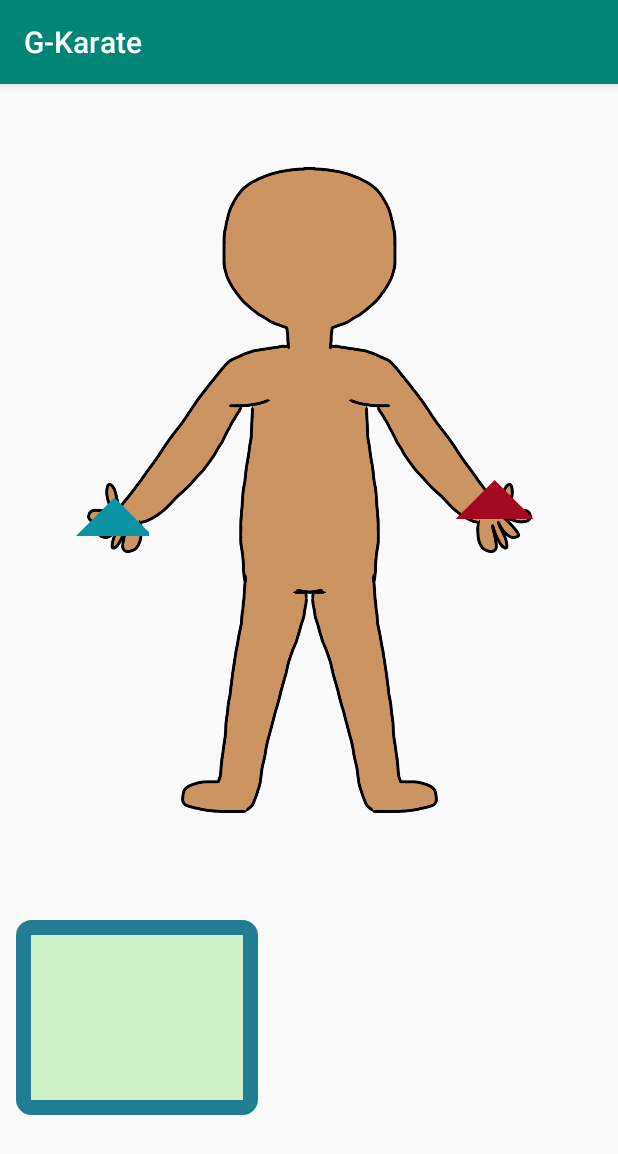
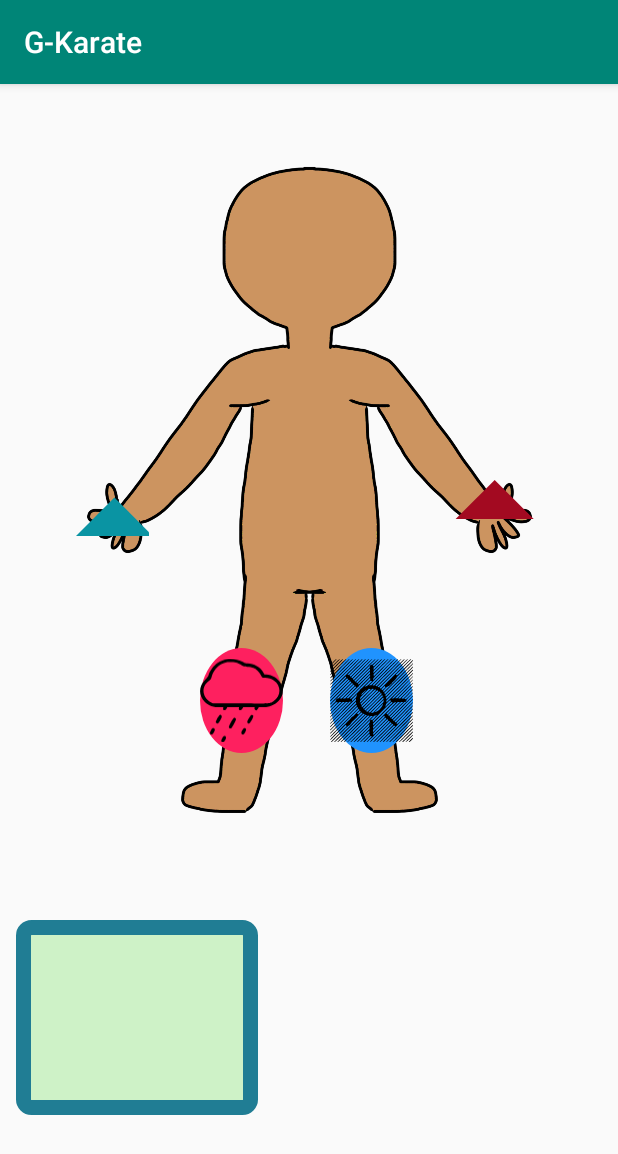
Before and after one commit to Toon-Van-Engeland/care-athon, an Android app: the screen it shows after launch (MainActivity), on a phone screen of 412 x 824 dp. Shown: the top 1154 px of the screen. Run offline under Robolectric (Android 15) with nearby library versions, the phone set to English and light mode, and no system bars.

Commit message:
Image switch logic

```diff
--- a/GKarate/app/src/main/java/be/pxl/g_karate/MainActivity.java
+++ b/GKarate/app/src/main/java/be/pxl/g_karate/MainActivity.java
@@ -1,13 +1,120 @@
 package be.pxl.g_karate;
 
 import androidx.appcompat.app.AppCompatActivity;
+
+import android.graphics.drawable.Icon;
 import android.os.Bundle;
+import android.view.View;
+import android.widget.ImageView;
+
+import java.util.ArrayList;
+import java.util.HashMap;
+import java.util.Hashtable;
+import java.util.List;
+import java.util.Map;
+import java.util.Timer;
+import java.util.TimerTask;
 
 public class MainActivity extends AppCompatActivity {
+
+    Map<Integer, Integer> circlesOnHumanBody;
+
+    List<Integer> handMomventsLeft;
+    List<Integer> handMomventsRight;
+
+    ImageView previousGestureLeft;
+    ImageView previousGestureRight;
+
+    int currentPlaceInList;
 
     @Override
     protected void onCreate(Bundle savedInstanceState) {
         super.onCreate(savedInstanceState);
         setContentView(R.layout.activity_main);
+
+        circlesOnHumanBody = new Hashtable<>();
+        circlesOnHumanBody.put(1, R.id.ear_left);
+        circlesOnHumanBody.put(2, R.id.ear_right);
+        circlesOnHumanBody.put(3, R.id.shoulder_left);
+        circlesOnHumanBody.put(4, R.id.shoulder_right);
+        circlesOnHumanBody.put(5, R.id.heup_left);
+        circlesOnHumanBody.put(6, R.id.heup_right);
+        circlesOnHumanBody.put(7, R.id.knee_left);
+        circlesOnHumanBody.put(8, R.id.knee_right);
+
+        handMomventsLeft = new ArrayList<>();
+        handMomventsRight = new ArrayList<>();
+
+        handMomventsLeft.add(1);
+        handMomventsLeft.add(2);
+        handMomventsLeft.add(5);
+        handMomventsLeft.add(6);
+        handMomventsLeft.add(8);
+        handMomventsLeft.add(3);
+        handMomventsLeft.add(4);
+        handMomventsLeft.add(7);
+
+        handMomventsRight.add(6);
+        handMomventsRight.add(7);
+        handMomventsRight.add(6);
+        handMomventsRight.add(-1);
+        handMomventsRight.add(2);
+        handMomventsRight.add(7);
+        handMomventsRight.add(5);
+        handMomventsRight.add(8);
+
+        currentPlaceInList = 0;
+
+        handleHandMovements();
     }
+
+    public void handleHandMovements() {
+        for (int i = 0; i < handMomventsLeft.size(); i++) {
+            int currentPlaceLeft = handMomventsLeft.get(i);
+            int currentPlaceRight = handMomventsRight.get(i);
+
+            //WIPE previous instructions
+            if (previousGestureLeft != null) {
+                previousGestureLeft.setBackground(null);
+                previousGestureLeft.setImageIcon(null);
+                previousGestureLeft.setVisibility(View.INVISIBLE);
+            }
+
+            if (previousGestureRight != null) {
+                previousGestureRight.setBackground(null);
+                previousGestureRight.setImageIcon(null);
+                previousGestureRight.setVisibility(View.INVISIBLE);
+            }
+
+            if (currentPlaceLeft != -1) {
+                ImageView currentGestureLeft = findViewById(circlesOnHumanBody.get(currentPlaceLeft));
+                currentGestureLeft.setImageIcon(Icon.createWithResource(this, R.drawable.ic_raincloud));
+                currentGestureLeft.setBackgroundResource(R.drawable.circle_red);
+                currentGestureLeft.setVisibility(View.VISIBLE);
+
+                previousGestureLeft = currentGestureLeft;
+            } else {
+                previousGestureLeft = null;
+            }
+
+            if (currentPlaceRight != -1) {
+                ImageView currentGestureRight = findViewById(circlesOnHumanBody.get(currentPlaceRight));
+                currentGestureRight.setImageIcon(Icon.createWithResource(this, R.drawable.ic_sun));
+                currentGestureRight.setBackgroundResource(R.drawable.circle_blue);
+                currentGestureRight.setVisibility(View.VISIBLE);
+
+                previousGestureRight = currentGestureRight;
+            } else {
+                previousGestureRight = null;
+            }
+
+//            try {
+//                Thread.sleep(5000);
+//            } catch (InterruptedException e) {
+//                e.printStackTrace();
+//            }
+        }
+    }
+
+
 }
```
